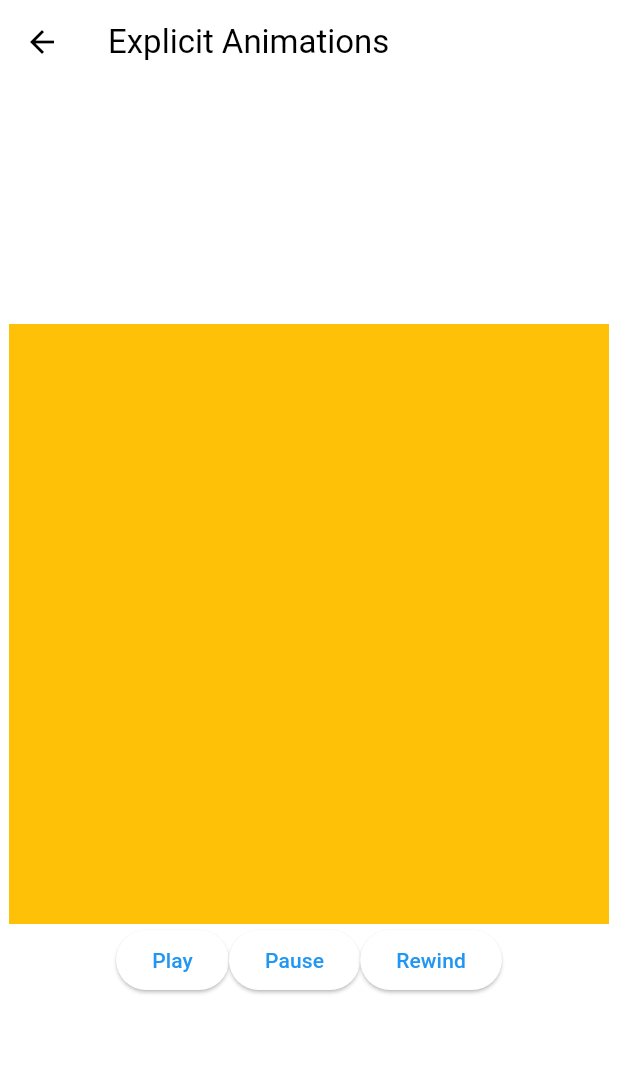
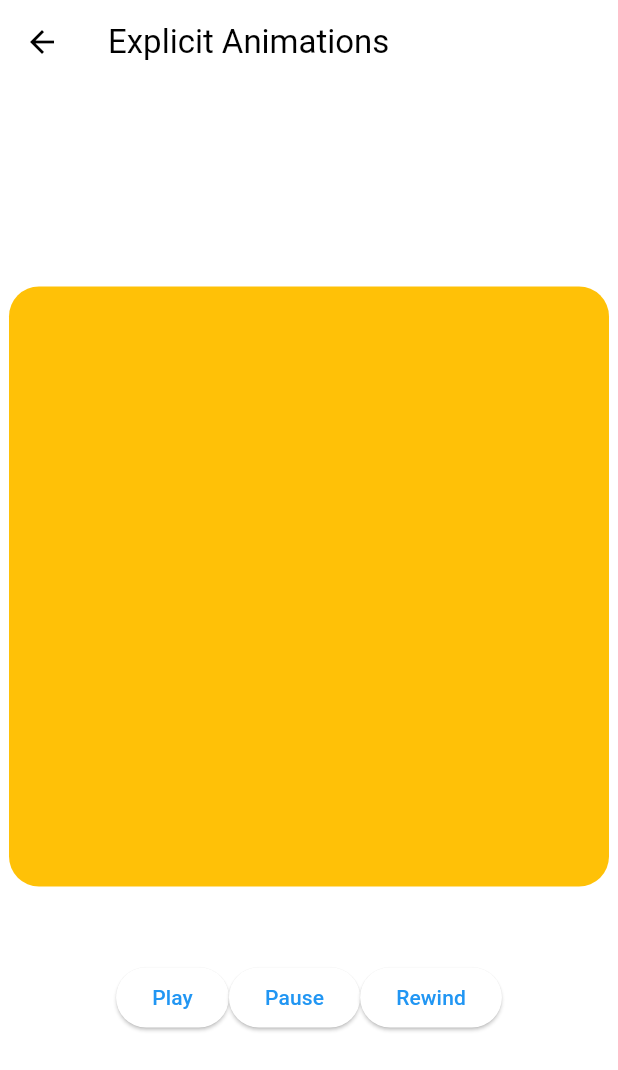
Before and after one commit to wozlsla/flutter_animations, a Flutter app: the ExplicitAnimationsScreen screen opened directly, on a phone screen of 412 x 824 dp. Shown: the top 1070 px of the screen. Run offline on Flutter 3.47's test engine with Material 3 defaults, Android fonts, the phone set to English and light mode, and no system bars.

Commit message:
feat: explicit widgets with Tweens and A controller. (without AnimationBuilder)

```diff
--- a/lib/screens/explicit_animations_screen.dart
+++ b/lib/screens/explicit_animations_screen.dart
@@ -15,9 +15,30 @@ class _ExplicitAnimationsScreenState extends State<ExplicitAnimationsScreen>
     duration: const Duration(seconds: 2),
   );
 
-  late final Animation<Color?> _color = ColorTween(
-    begin: Colors.amber,
-    end: Colors.red.shade400,
+  late final Animation<Decoration> _decoration = DecorationTween(
+    begin: BoxDecoration(
+      color: Colors.amber,
+      borderRadius: BorderRadius.circular(20.0),
+    ),
+    end: BoxDecoration(
+      color: Colors.red.shade400,
+      borderRadius: BorderRadius.circular(120.0),
+    ),
+  ).animate(_animationController);
+
+  late final Animation<double> _rotation = Tween(
+    begin: 0.0,
+    end: 2.0,
+  ).animate(_animationController);
+
+  late final Animation<double> _scale = Tween(
+    begin: 1.0,
+    end: 1.1,
+  ).animate(_animationController);
+
+  late final Animation<Offset> _position = Tween(
+    begin: Offset.zero,
+    end: Offset(0.0, -0.5),
   ).animate(_animationController);
 
   void _play() {
@@ -33,8 +54,9 @@ class _ExplicitAnimationsScreenState extends State<ExplicitAnimationsScreen>
   }
 
   @override
-  void initState() {
-    super.initState();
+  void dispose() {
+    _animationController.dispose();
+    super.dispose();
   }
 
   @override
@@ -45,12 +67,20 @@ class _ExplicitAnimationsScreenState extends State<ExplicitAnimationsScreen>
         child: Column(
           mainAxisAlignment: MainAxisAlignment.center,
           children: [
-            AnimatedBuilder(
-              animation: _color,
-              builder: (context, child) {
-                return Container(color: _color.value, width: 400, height: 400);
-              },
+            SlideTransition(
+              position: _position,
+              child: ScaleTransition(
+                scale: _scale,
+                child: RotationTransition(
+                  turns: _rotation,
+                  child: DecoratedBoxTransition(
+                    decoration: _decoration,
+                    child: SizedBox(width: 400, height: 400),
+                  ),
+                ),
+              ),
             ),
+            SizedBox(height: 50.0),
             Row(
               mainAxisAlignment: MainAxisAlignment.center,
               children: [
```
Also changed, not shown: lib/screens/implicit_animations_screen.dart (+30 -17 lines).
